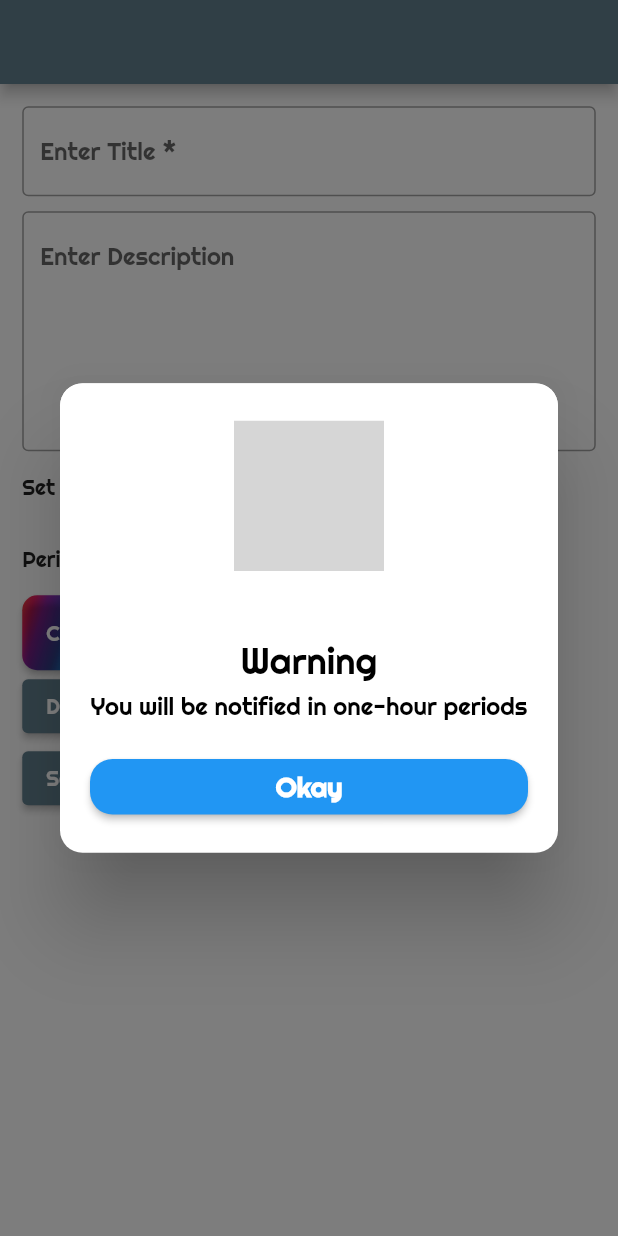
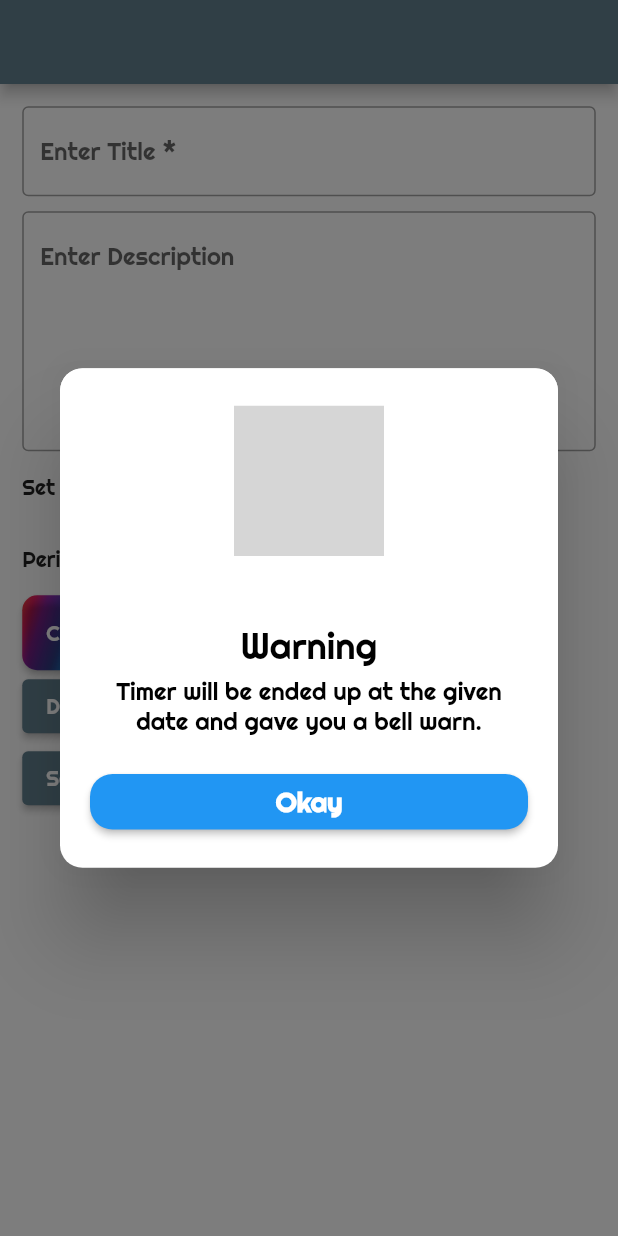
Before and after one commit to resulcay/scheduler, a Flutter app: the CreateEventScreen widget shown alone on an empty page, opened directly, after a tap on the "info" icon, on a phone screen of 412 x 824 dp. Run offline on Flutter 3.47's test engine with Material 2 defaults, Android fonts, the phone set to English and light mode, and no system bars; our stand-ins replace date_time_picker, flutter_colorpicker, flutter_local_notifications, flutter_svg, hive, hive_flutter and 3 more; missing offline and left inert: flutter_alarm_clock, rect_getter; accounts and stored records are empty; grey boxes are pictures that could not be loaded.

Commit message:
drop down for periods added

```diff
--- a/lib/constants/constant_texts.dart
+++ b/lib/constants/constant_texts.dart
@@ -8,4 +8,21 @@ class ConstantText {
   static const themeBoxKeyName = 'themeBoxKeyName';
   static const listTypeBoxName = 'listTypeBoxName';
   static const listTypeBoxKeyName = 'listTypeBoxKeyName';
+  static const List<String> notificationPeriods = [
+    'last 1 hour',
+    'last 2 hour',
+    'last 3 hour',
+    'last 3 hour continuously',
+    'last 6 hour',
+    'last 6 hour continuously',
+    'last 12 hour',
+    'last 1 day',
+    'last 2 day',
+    'last 3 day',
+    'last 1 week',
+    'last 1 month',
+    'last 3 month',
+    'last 6 month',
+    'last 1 year',
+  ];
 }
--- a/lib/view/create_event_screen.dart
+++ b/lib/view/create_event_screen.dart
@@ -1,7 +1,7 @@
 import 'package:flutter/material.dart';
-import 'package:flutter_alarm_clock/flutter_alarm_clock.dart';
 import 'package:quickalert/quickalert.dart';
-import 'package:scheduler/components/alarm_section.dart';
+import 'package:scheduler/components/period_drop_down_menu.dart';
+import 'package:scheduler/components/timer_and_period_section.dart';
 import 'package:scheduler/components/decorated_text_field.dart';
 import 'package:scheduler/extensions/padding_extension.dart';
 import 'package:scheduler/view_model/create_event_view_model.dart';
@@ -50,17 +50,35 @@ class _CreateEventScreenState extends CreateEventViewModel {
                 Row(
                   children: [
                     const Text("Set Timer"),
-                    customCheckBox(),
+                    IconButton(
+                      splashRadius: 18,
+                      onPressed: () {
+                        QuickAlert.show(
+                            title: 'Warning',
+                            text:
+                                'Timer will be ended up at the given date and gave you a bell warn.',
+                            context: context,
+                            type: QuickAlertType.info);
+                      },
+                      icon: const Icon(Icons.info),
+                    ),
+                    customTimerCheckBox(),
                   ],
                 ),
                 AnimatedSwitcher(
                   duration: const Duration(milliseconds: 450),
-                  child: isChecked
+                  child: isTimerChecked
                       ? AlarmSection(
-                          text:
-                              'Timer ends at\n$eventTimeAsHourAndMinute\n$eventTimeAsDayMonthYear',
                           iconData: Icons.alarm,
                           function: () => showCustomModalBottomSheet(),
+                          widget: Text(
+                            textAlign: TextAlign.center,
+                            'Timer ends up at\n$eventTimeAsHourAndMinute\n$eventTimeAsDayMonthYear',
+                            style: const TextStyle(
+                              fontWeight: FontWeight.w400,
+                              fontSize: 16,
+                            ),
+                          ),
                         )
                       : Container(),
                   transitionBuilder: (child, animation) {
@@ -75,23 +93,27 @@ class _CreateEventScreenState extends CreateEventViewModel {
                       onPressed: () {
                         QuickAlert.show(
                             title: 'Warning',
-                            text: 'You will be notified in one-hour periods',
+                            text: 'You will be notified on given periods',
                             context: context,
                             type: QuickAlertType.info);
                       },
                       icon: const Icon(Icons.info),
                     ),
-                    customCheckBox(),
+                    customNotificationCheckBox(),
                   ],
                 ),
                 AnimatedSwitcher(
                   duration: const Duration(milliseconds: 450),
-                  child: isChecked
+                  child: isNotificationChecked
                       ? AlarmSection(
-                          text:
-                              'You will be notified time(s)\n$differenceAsHour',
                           iconData: Icons.calendar_month,
                           function: () => showCustomModalBottomSheet(),
+                          widget: PeriodDropDownMenu(
+                            dateTime: eventDate,
+                            onPeriodSelected: (String period) {
+                              // TODO : add logic (switch case and string.length for continuously).
+                            },
+                          ),
                         )
                       : Container(),
                   transitionBuilder: (child, animation) {
--- a/lib/view_model/create_event_view_model.dart
+++ b/lib/view_model/create_event_view_model.dart
@@ -25,7 +25,8 @@ abstract class CreateEventViewModel extends State<CreateEventScreen> {
   late DateTime eventDate;
   late int differenceAsHour;
   late int differenceAsSecond;
-  bool isChecked = false;
+  bool isTimerChecked = false;
+  bool isNotificationChecked = false;
 
   @override
   void initState() {
@@ -108,7 +109,7 @@ abstract class CreateEventViewModel extends State<CreateEventScreen> {
 
         eventService.storeEvent(model);
 
-        if (isChecked) {
+        if (isTimerChecked) {
           FlutterAlarmClock.createTimer(
             differenceAsSecond,
             title: titleTextController.text,
@@ -133,13 +134,25 @@ abstract class CreateEventViewModel extends State<CreateEventScreen> {
     }
   }
 
-  Widget customCheckBox() {
+  Widget customTimerCheckBox() {
     return Checkbox(
-      value: isChecked,
+      value: isTimerChecked,
       activeColor: Colors.indigo,
       onChanged: (value) {
         setState(() {
-          isChecked = value ?? false;
+          isTimerChecked = value ?? false;
+        });
+      },
+    );
+  }
+
+  Widget customNotificationCheckBox() {
+    return Checkbox(
+      value: isNotificationChecked,
+      activeColor: Colors.indigo,
+      onChanged: (value) {
+        setState(() {
+          isNotificationChecked = value ?? false;
         });
       },
     );
```
Also changed, not shown: lib/components/period_drop_down_menu.dart (added, +100 -0 lines), lib/components/timer_and_period_section.dart (renamed from lib/components/alarm_section.dart, +3 -10 lines).
